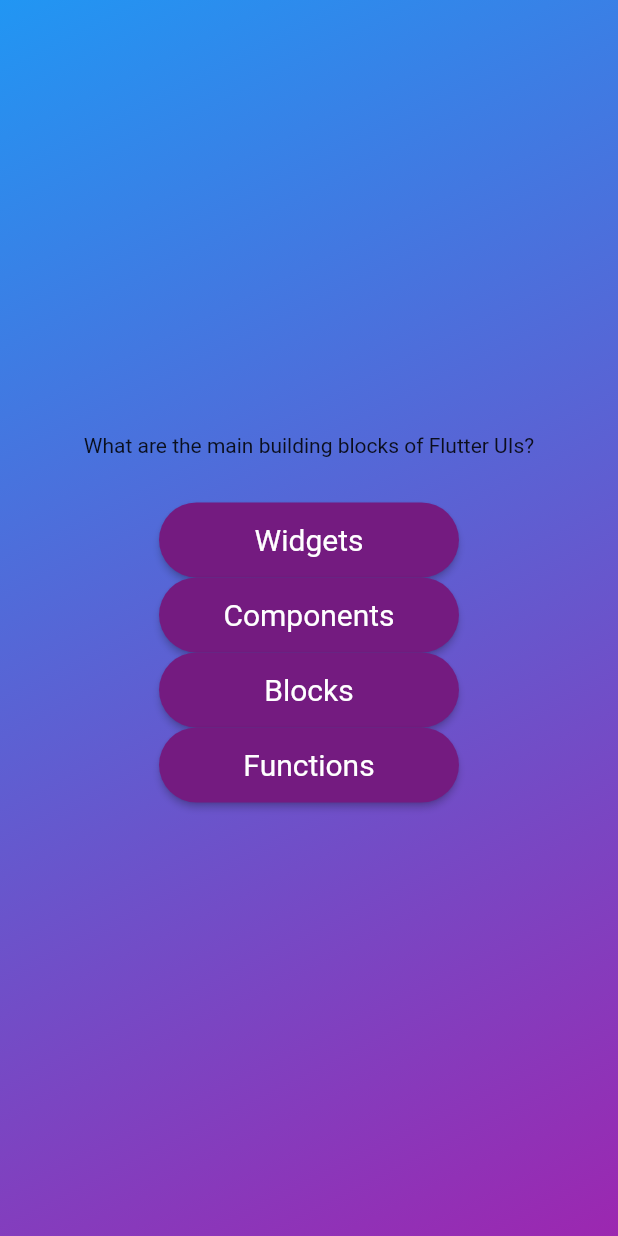
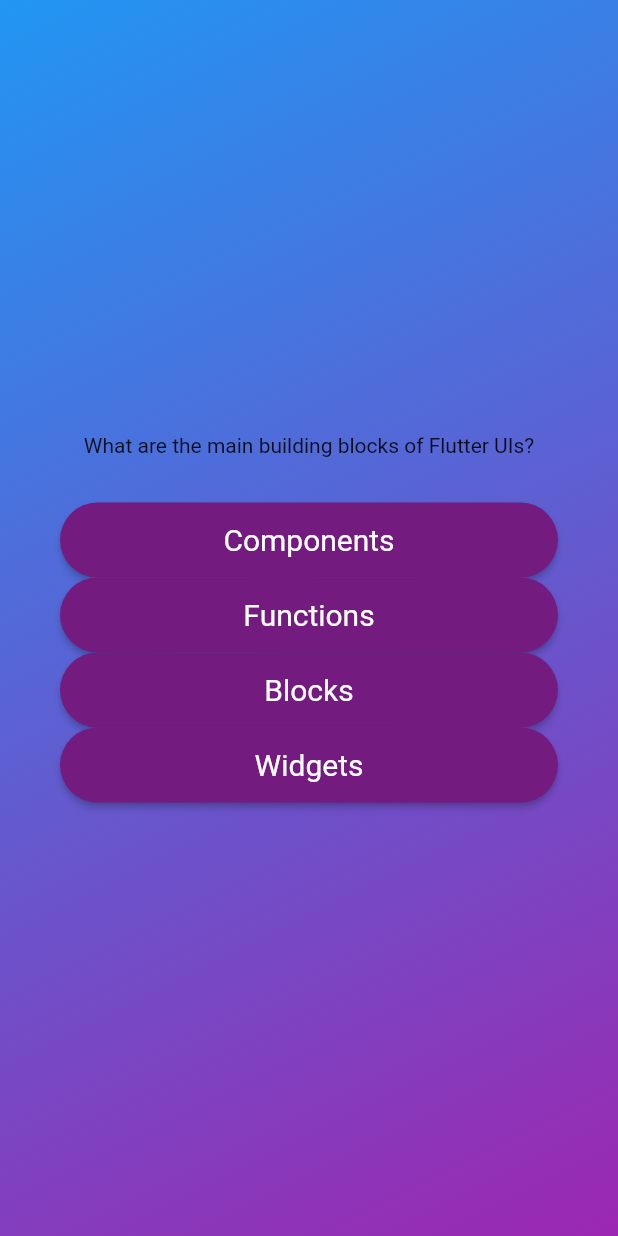
Before and after one commit to rexposadas/quiz, a Flutter app: the screen it shows after launch, after a tap on "Start Quiz", on a phone screen of 412 x 824 dp. Run offline on Flutter 3.47's test engine with Material 2 defaults, Android fonts, the phone set to English and light mode, and no system bars.

Commit message:
able to shuffle questions

```diff
--- a/lib/models/quiz_question.dart
+++ b/lib/models/quiz_question.dart
@@ -3,4 +3,10 @@ class QuizQuestion {
 
   final String text;
   final List<String> answers;
+
+  List<String> shuffledAnswers() {
+    final shuffledlist = List.of(answers);
+    shuffledlist.shuffle();
+    return shuffledlist;
+  }
 }
--- a/lib/questions_screen.dart
+++ b/lib/questions_screen.dart
@@ -19,13 +19,22 @@ class _QuestionsScreenState extends State<QuestionsScreen> {
 
     return SizedBox(
       width: double.infinity,
-      child: Column(mainAxisAlignment: MainAxisAlignment.center, children: [
-        Text(question.text),
-        const SizedBox(height: 30.0),
-        ...question.answers.map((answer) {
-          return AnswerButton(answerText: answer, onTap: () {});
-        }),
-      ]),
+      child: Container(
+        margin: const EdgeInsets.all(40.0),
+        child: Column(
+            mainAxisAlignment: MainAxisAlignment.center,
+            crossAxisAlignment: CrossAxisAlignment.stretch,
+            children: [
+              Text(
+                question.text,
+                textAlign: TextAlign.center,
+              ),
+              const SizedBox(height: 30.0),
+              ...question.shuffledAnswers().map((answer) {
+                return AnswerButton(answerText: answer, onTap: () {});
+              }),
+            ]),
+      ),
     );
   }
 }
```
